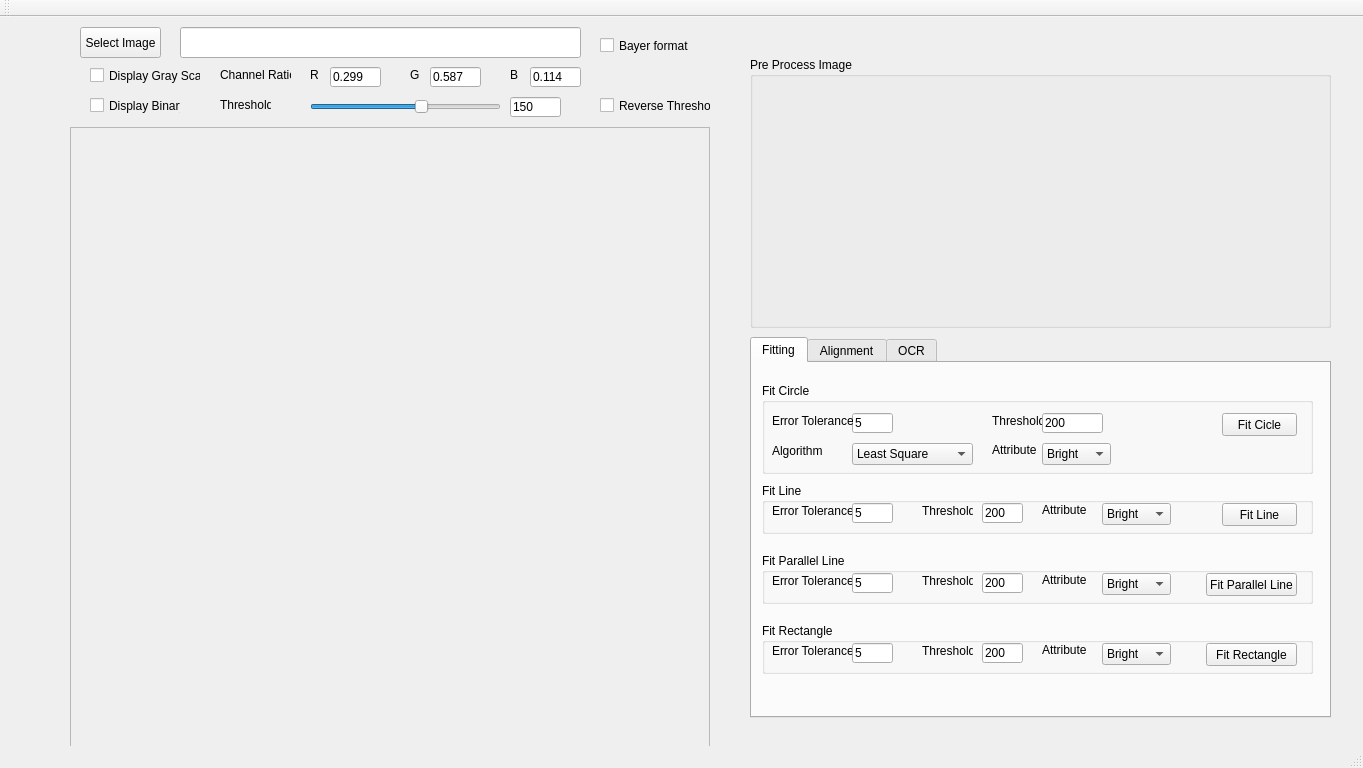
First picture: the form in VisionWidget/visionwidget.ui, repository hceng123/VisionLibrary, before the edit.
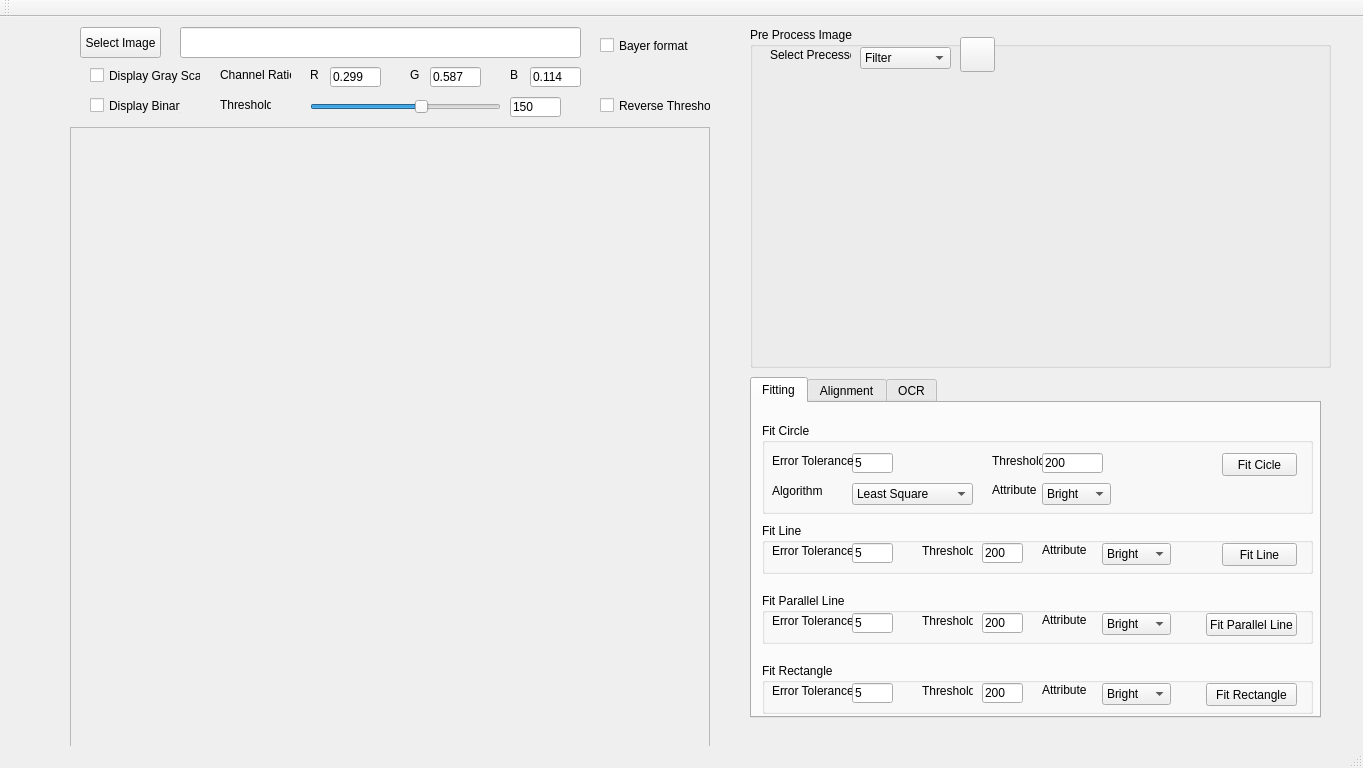
Second picture: the form after the edit. Icons and pictures are not drawn. Custom widgets are drawn as their Qt base class.

Diff of the .ui file:
```diff
--- a/VisionWidget/visionwidget.ui
+++ b/VisionWidget/visionwidget.ui
@@ -67,9 +67,9 @@
     <property name="geometry">
      <rect>
       <x>750</x>
-      <y>320</y>
-      <width>581</width>
-      <height>381</height>
+      <y>360</y>
+      <width>571</width>
+      <height>341</height>
      </rect>
     </property>
     <property name="currentIndex">
@@ -956,9 +956,9 @@
     <property name="geometry">
      <rect>
       <x>750</x>
-      <y>40</y>
+      <y>10</y>
       <width>581</width>
-      <height>271</height>
+      <height>341</height>
      </rect>
     </property>
     <property name="title">
@@ -968,13 +968,64 @@
      <property name="geometry">
       <rect>
        <x>10</x>
-       <y>40</y>
+       <y>50</y>
        <width>561</width>
-       <height>221</height>
+       <height>281</height>
       </rect>
      </property>
      <layout class="QHBoxLayout" name="horizontalLayout"/>
     </widget>
+    <widget class="QLabel" name="labelSelectPrecessor">
+     <property name="geometry">
+      <rect>
+       <x>20</x>
+       <y>20</y>
+       <width>81</width>
+       <height>16</height>
+      </rect>
+     </property>
+     <property name="text">
+      <string>Select Precessor</string>
+     </property>
+    </widget>
+    <widget class="QComboBox" name="comboBoxPreProcessor">
+     <property name="geometry">
+      <rect>
+       <x>110</x>
+       <y>20</y>
+       <width>91</width>
+       <height>22</height>
+      </rect>
+     </property>
+     <item>
+      <property name="text">
+       <string>Filter</string>
+      </property>
+     </item>
+    </widget>
+    <widget class="QPushButton" name="addPreProcessorBtn">
+     <property name="geometry">
+      <rect>
+       <x>210</x>
+       <y>10</y>
+       <width>35</width>
+       <height>35</height>
+      </rect>
+     </property>
+     <property name="text">
+      <string/>
+     </property>
+     <property name="icon">
+      <iconset resource="visionwidget.qrc">
+       <normaloff>:/VisionWidget/Image/Add.png</normaloff>:/VisionWidget/Image/Add.png</iconset>
+     </property>
+     <property name="iconSize">
+      <size>
+       <width>30</width>
+       <height>30</height>
+      </size>
+     </property>
+    </widget>
    </widget>
    <widget class="QCheckBox" name="checkBoxReverseThres">
     <property name="geometry">
```
Left out of the diff: 2 changed lines with no effect on the pictures.
